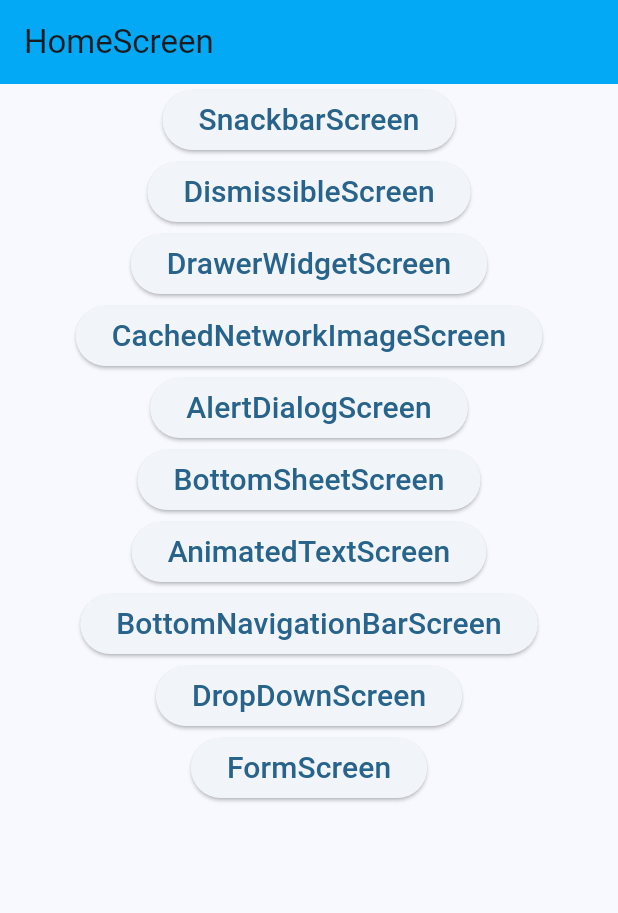
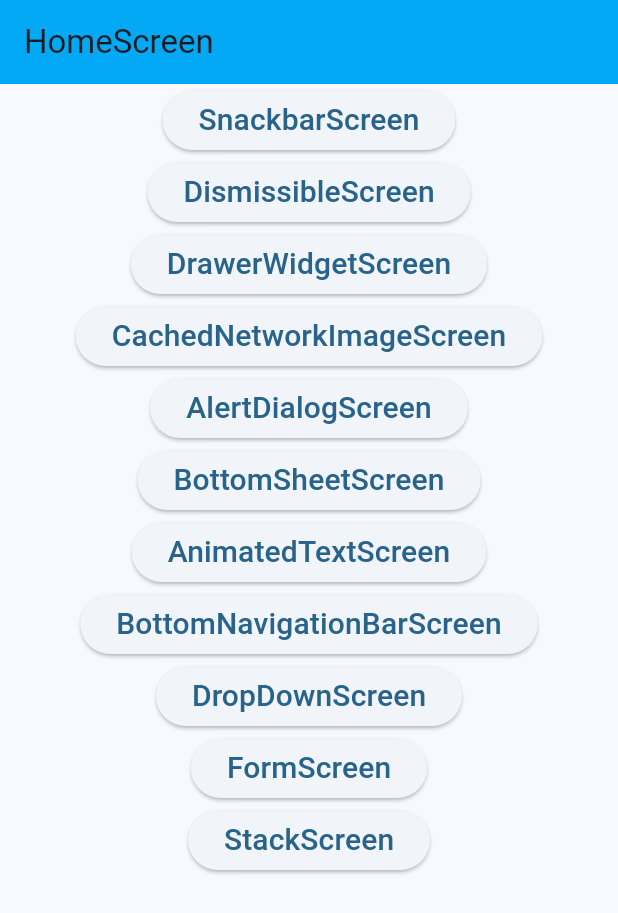
Before and after one commit to FAHIMSHAKIL102/flutter_akshit_practice, a Flutter app: the screen it shows after launch, on a phone screen of 412 x 824 dp. Shown: the top 913 px of the screen. Run offline on Flutter 3.47's test engine with Material 3 defaults, Android fonts, the phone set to English and light mode, and no system bars; our stand-ins replace animated_text_kit, cached_network_image.

Commit message:
add_stack

```diff
--- a/lib/home_screen.dart
+++ b/lib/home_screen.dart
@@ -9,6 +9,7 @@ import 'package:flutter_akshit_practice/drawer_widget_screen.dart';
 import 'package:flutter_akshit_practice/drop_down_screen.dart';
 import 'package:flutter_akshit_practice/form_screen.dart';
 import 'package:flutter_akshit_practice/snackbar_screen.dart';
+import 'package:flutter_akshit_practice/stack_screen.dart';
 
 class HomeScreen extends StatelessWidget {
   const HomeScreen({super.key});
@@ -139,6 +140,17 @@ class HomeScreen extends StatelessWidget {
               child: Text('FormScreen', style: TextStyle(fontSize: 20)),
             ),
           ),
+          Center(
+            child: ElevatedButton(
+              onPressed: () {
+                Navigator.push(
+                  context,
+                  MaterialPageRoute(builder: (context) => StackScreen()),
+                );
+              },
+              child: Text('StackScreen', style: TextStyle(fontSize: 20)),
+            ),
+          ),
         ],
       ),
     );
```
Also changed, not shown: lib/stack_screen.dart (added, +32 -0 lines).
